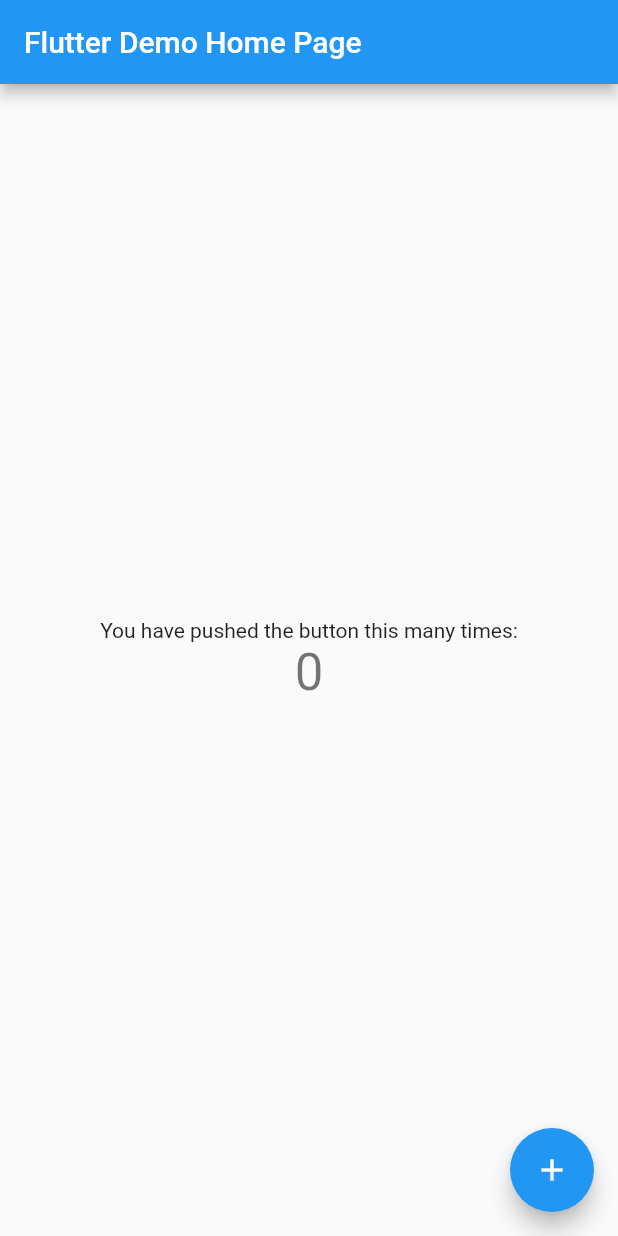
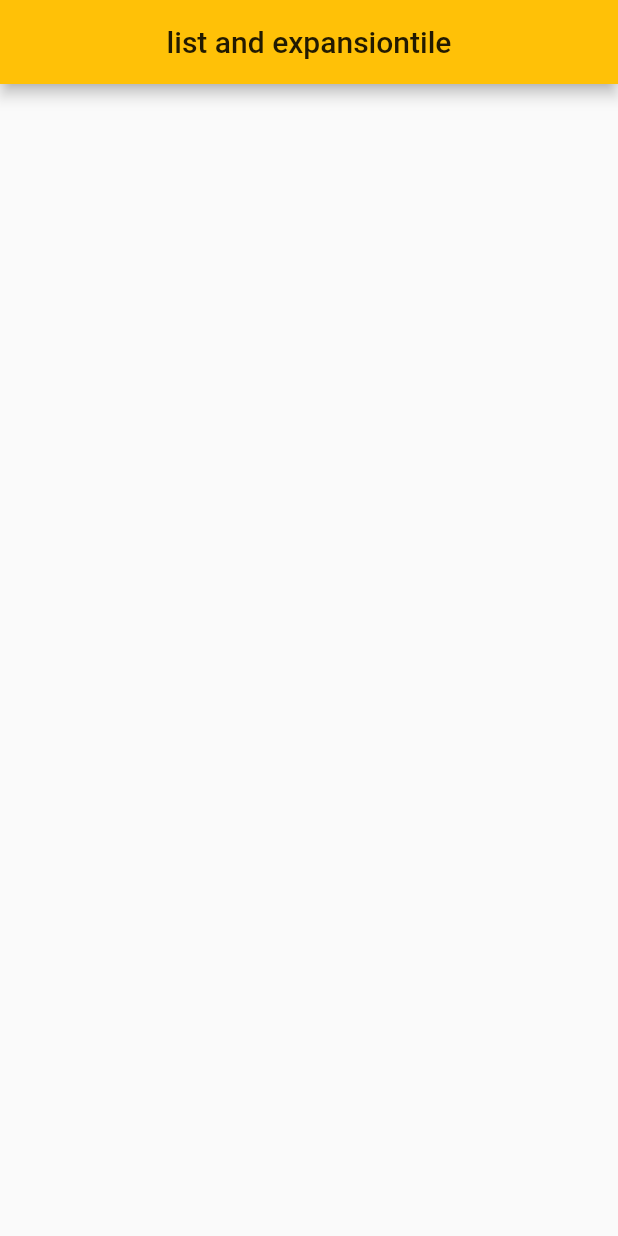
Before and after one commit to Channelsu/list_and_expansiontile, a Flutter app: the screen it shows after launch, on a phone screen of 412 x 824 dp. Run offline on Flutter 3.47's test engine with Material 2 defaults, Android fonts, the phone set to English and light mode, and no system bars.

Commit message:
土台作成

```diff
--- a/lib/main.dart
+++ b/lib/main.dart
@@ -11,36 +11,15 @@
     return MaterialApp(
       title: 'Flutter Demo',
       theme: ThemeData(
-        // This is the theme of your application.
-        //
-        // Try running your application with "flutter run". You'll see the
-        // application has a blue toolbar. Then, without quitting the app, try
-        // changing the primarySwatch below to Colors.green and then invoke
-        // "hot reload" (press "r" in the console where you ran "flutter run",
-        // or simply save your changes to "hot reload" in a Flutter IDE).
-        // Notice that the counter didn't reset back to zero; the application
-        // is not restarted.
-        primarySwatch: Colors.blue,
+        primarySwatch: Colors.amber,
       ),
-      home: MyHomePage(title: 'Flutter Demo Home Page'),
+      debugShowCheckedModeBanner: false,
+      home: MyHomePage(),
     );
   }
 }
 
 class MyHomePage extends StatefulWidget {
-  MyHomePage({Key key, this.title}) : super(key: key);
-
-  // This widget is the home page of your application. It is stateful, meaning
-  // that it has a State object (defined below) that contains fields that affect
-  // how it looks.
-
-  // This class is the configuration for the state. It holds the values (in this
-  // case the title) provided by the parent (in this case the App widget) and
-  // used by the build method of the State. Fields in a Widget subclass are
-  // always marked "final".
-
-  final String title;
-
   @override
   _MyHomePageState createState() => _MyHomePageState();
 }
@@ -50,64 +29,22 @@
 
   void _incrementCounter() {
     setState(() {
-      // This call to setState tells the Flutter framework that something has
-      // changed in this State, which causes it to rerun the build method below
-      // so that the display can reflect the updated values. If we changed
-      // _counter without calling setState(), then the build method would not be
-      // called again, and so nothing would appear to happen.
       _counter++;
     });
   }
 
   @override
   Widget build(BuildContext context) {
-    // This method is rerun every time setState is called, for instance as done
-    // by the _incrementCounter method above.
-    //
-    // The Flutter framework has been optimized to make rerunning build methods
-    // fast, so that you can just rebuild anything that needs updating rather
-    // than having to individually change instances of widgets.
     return Scaffold(
       appBar: AppBar(
-        // Here we take the value from the MyHomePage object that was created by
-        // the App.build method, and use it to set our appbar title.
-        title: Text(widget.title),
+        title: Text('list and expansiontile'),
+        centerTitle: true,
       ),
-      body: Center(
-        // Center is a layout widget. It takes a single child and positions it
-        // in the middle of the parent.
-        child: Column(
-          // Column is also a layout widget. It takes a list of children and
-          // arranges them vertically. By default, it sizes itself to fit its
-          // children horizontally, and tries to be as tall as its parent.
-          //
-          // Invoke "debug painting" (press "p" in the console, choose the
-          // "Toggle Debug Paint" action from the Flutter Inspector in Android
-          // Studio, or the "Toggle Debug Paint" command in Visual Studio Code)
-          // to see the wireframe for each widget.
-          //
-          // Column has various properties to control how it sizes itself and
-          // how it positions its children. Here we use mainAxisAlignment to
-          // center the children vertically; the main axis here is the vertical
-          // axis because Columns are vertical (the cross axis would be
-          // horizontal).
-          mainAxisAlignment: MainAxisAlignment.center,
-          children: <Widget>[
-            Text(
-              'You have pushed the button this many times:',
-            ),
-            Text(
-              '$_counter',
-              style: Theme.of(context).textTheme.headline4,
-            ),
-          ],
-        ),
+      body: Wrap(
+        children: [
+
+        ],
       ),
-      floatingActionButton: FloatingActionButton(
-        onPressed: _incrementCounter,
-        tooltip: 'Increment',
-        child: Icon(Icons.add),
-      ), // This trailing comma makes auto-formatting nicer for build methods.
     );
   }
 }
```
